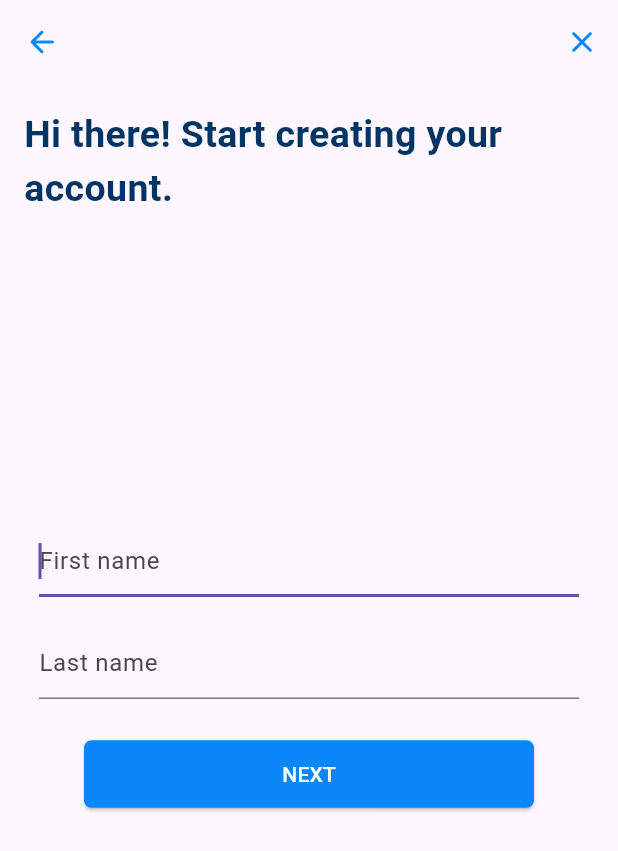
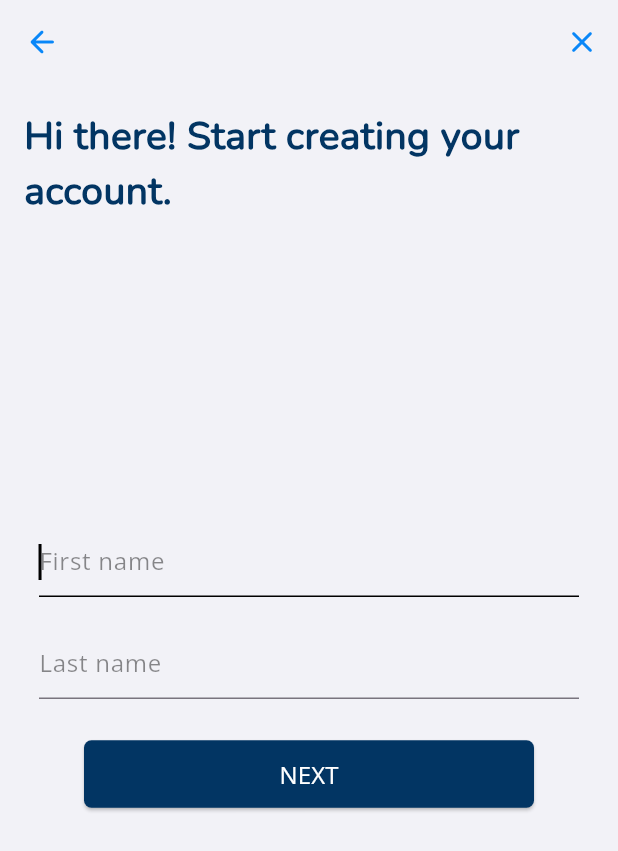
Before and after one commit to repsajanboy/real-state-property-app, a Flutter app: the SignupScreen screen opened by its route, on a phone screen of 412 x 824 dp. Shown: the top 851 px of the screen. Run offline on Flutter 3.47's test engine with Material 3 defaults, Android fonts, the phone set to English and light mode, and no system bars; our stand-ins replace equatable, flutter_bloc, introduction_screen; network calls fail.

Commit message:
signup screen refactor and text styles and background color

```diff
--- a/lib/presentation/login/view/login_screen.dart
+++ b/lib/presentation/login/view/login_screen.dart
@@ -2,6 +2,7 @@ import 'package:flutter/gestures.dart';
 import 'package:flutter/material.dart';
 import 'package:real_state_property/routing/app_router_names.dart';
 import 'package:real_state_property/styles/app_images.dart';
+import 'package:real_state_property/styles/colors.dart';
 import 'package:real_state_property/styles/text_styles.dart';
 
 import 'widgets/divider_widget.dart';
@@ -13,6 +14,7 @@ class LoginScreen extends StatelessWidget {
   @override
   Widget build(BuildContext context) {
     return Scaffold(
+      backgroundColor: AppColors.mainBgColor,
       body: Stack(
         children: [
           _buildLoginScreenBackground(),
@@ -71,7 +73,7 @@ class LoginScreen extends StatelessWidget {
         shape: const RoundedRectangleBorder(
           borderRadius: BorderRadius.all(Radius.circular(5)),
         ),
-        backgroundColor: Color(0xff0987f8),
+        backgroundColor: AppColors.mainColor,
         foregroundColor: Colors.white,
       ),
       child: Text(
--- a/lib/presentation/login/view/login_screen_with_emai_screen.dart
+++ b/lib/presentation/login/view/login_screen_with_emai_screen.dart
@@ -2,6 +2,7 @@ import 'package:flutter/gestures.dart';
 import 'package:flutter/material.dart';
 import 'package:real_state_property/routing/app_router_names.dart';
 import 'package:real_state_property/styles/app_images.dart';
+import 'package:real_state_property/styles/colors.dart';
 import 'package:real_state_property/styles/text_styles.dart';
 
 import 'widgets/divider_widget.dart';
@@ -15,9 +16,10 @@ class LoginScreenWithEmaiScreen extends StatelessWidget {
   @override
   Widget build(BuildContext context) {
     return Scaffold(
+      backgroundColor: AppColors.mainBgColor,
       appBar: AppBar(
         elevation: 0.0,
-        backgroundColor: Colors.transparent,
+        backgroundColor: AppColors.mainBgColor,
         automaticallyImplyLeading: false,
         actions: [
           IconButton(
--- a/lib/presentation/login/view/widgets/login_button_widget.dart
+++ b/lib/presentation/login/view/widgets/login_button_widget.dart
@@ -1,5 +1,6 @@
 import 'package:flutter/material.dart';
 import 'package:real_state_property/routing/app_router_names.dart';
+import 'package:real_state_property/styles/colors.dart';
 import 'package:real_state_property/styles/text_styles.dart';
 
 Widget buildLoginButton(BuildContext context) {
@@ -14,7 +15,7 @@ Widget buildLoginButton(BuildContext context) {
         shape: const RoundedRectangleBorder(
           borderRadius: BorderRadius.all(Radius.circular(5)),
         ),
-        backgroundColor: Color(0xff0987f8),
+        backgroundColor: AppColors.mainColor,
         foregroundColor: Colors.white,
       ),
       child: Text(
--- a/lib/presentation/signup/view/signup_screen.dart
+++ b/lib/presentation/signup/view/signup_screen.dart
@@ -1,5 +1,9 @@
 import 'package:flutter/material.dart';
-import 'package:real_state_property/routing/app_router_names.dart';
+import 'package:real_state_property/styles/colors.dart';
+
+import 'widgets/email_input_page.dart';
+import 'widgets/first_last_name_page.dart';
+import 'widgets/password_input_page.dart';
 
 class SignupScreen extends StatelessWidget {
   SignupScreen({super.key});
@@ -10,7 +14,9 @@ class SignupScreen extends StatelessWidget {
   @override
   Widget build(BuildContext context) {
     return Scaffold(
+      backgroundColor: AppColors.mainBgColor,
       appBar: AppBar(
+        backgroundColor: AppColors.mainBgColor,
         leading: IconButton(
           onPressed: () {
             if (_controller.page == 0) {
@@ -42,180 +48,9 @@ class SignupScreen extends StatelessWidget {
       body: PageView(
         controller: _controller,
         children: [
-          _firstAndLastNamePage(),
-          _emailInputPage(),
-          _passwordInputPage(context),
-        ],
-      ),
-    );
-  }
-
-  Widget _firstAndLastNamePage() {
-    return Container(
-      margin: EdgeInsets.all(16.0),
-      child: Stack(
-        children: [
-          Column(
-            crossAxisAlignment: CrossAxisAlignment.start,
-            children: [
-              Text(
-                "Hi there! Start creating your account.",
-                style: TextStyle(
-                  color: Color(0xff023563),
-                  fontSize: 25,
-                  fontWeight: FontWeight.bold,
-                ),
-              ),
-            ],
-          ),
-          Column(
-            mainAxisAlignment: MainAxisAlignment.center,
-            children: [
-              Container(
-                margin: EdgeInsets.all(10.0),
-                child: TextFormField(
-                  autofocus: true,
-                  textInputAction: TextInputAction.next,
-                  decoration: InputDecoration(
-                    hintText: "First name",
-                    hintMaxLines: 1,
-                  ),
-                ),
-              ),
-              Container(
-                margin: EdgeInsets.all(10.0),
-                child: TextFormField(
-                  textInputAction: TextInputAction.next,
-                  decoration: InputDecoration(
-                    hintText: "Last name",
-                    hintMaxLines: 1,
-                  ),
-                ),
-              ),
-              SizedBox(height: 16.0),
-              ElevatedButton(
-                onPressed: () {
-                  _controller.nextPage(
-                    duration: Duration(milliseconds: 200),
-                    curve: Curves.easeIn,
-                  );
-                },
-                style: ElevatedButton.styleFrom(
-                    minimumSize: Size(300, 45),
-                    shape: const RoundedRectangleBorder(
-                      borderRadius: BorderRadius.all(Radius.circular(5)),
-                    ),
-                    backgroundColor: Color.fromARGB(255, 9, 135, 248),
-                    foregroundColor: Colors.white),
-                child: Text("NEXT"),
-              ),
-            ],
-          )
-        ],
-      ),
-    );
-  }
-
-  Widget _emailInputPage() {
-    return Container(
-      margin: EdgeInsets.all(16.0),
-      child: Stack(
-        children: [
-          Text(
-            "What's your email address?",
-            style: TextStyle(
-              color: Color(0xff023563),
-              fontSize: 25.0,
-              fontWeight: FontWeight.bold,
-            ),
-          ),
-          Column(
-            mainAxisAlignment: MainAxisAlignment.center,
-            children: [
-              Container(
-                margin: EdgeInsets.all(10),
-                child: TextFormField(
-                  autofocus: true,
-                  decoration: InputDecoration(
-                    hintText: 'you@example.com',
-                    hintMaxLines: 1,
-                  ),
-                ),
-              ),
-              SizedBox(height: 16.0),
-              ElevatedButton(
-                onPressed: () {
-                  _controller.nextPage(
-                    duration: Duration(milliseconds: 200),
-                    curve: Curves.easeIn,
-                  );
-                },
-                style: ElevatedButton.styleFrom(
-                  minimumSize: Size(300, 45),
-                  shape: const RoundedRectangleBorder(
-                    borderRadius: BorderRadius.all(
-                      Radius.circular(5),
-                    ),
-                  ),
-                  backgroundColor: Color.fromARGB(255, 9, 135, 248),
-                  foregroundColor: Colors.white,
-                ),
-                child: Text("NEXT"),
-              ),
-            ],
-          )
-        ],
-      ),
-    );
-  }
-
-  Widget _passwordInputPage(BuildContext context) {
-    return Container(
-      margin: EdgeInsets.all(16),
-      child: Stack(
-        children: [
-          Text(
-            "Now secure it with password",
-            style: TextStyle(
-              color: Color(0xff023563),
-              fontSize: 25.0,
-              fontWeight: FontWeight.bold,
-            ),
-          ),
-          Column(
-            mainAxisAlignment: MainAxisAlignment.center,
-            children: [
-              Container(
-                margin: EdgeInsets.all(10),
-                child: TextFormField(
-                  autofocus: true,
-                  decoration: InputDecoration(
-                    hintText: "Your password",
-                    hintMaxLines: 1,
-                  ),
-                ),
-              ),
-              SizedBox(height: 16.0),
-              ElevatedButton(
-                onPressed: () {
-                  Navigator.pushNamed(context, RouteNames.menu);
-                },
-                style: ElevatedButton.styleFrom(
-                  minimumSize: Size(300, 45),
-                  shape: const RoundedRectangleBorder(
-                    borderRadius: BorderRadius.all(
-                      Radius.circular(5),
-                    ),
-                  ),
-                  backgroundColor: Color.fromARGB(255, 9, 135, 248),
-                  foregroundColor: Colors.white,
-                ),
-                child: Text(
-                  "SUBMIT",
-                ),
-              ),
-            ],
-          )
+          firstAndLastNamePage(_controller),
+          emailInputPage(_controller),
+          passwordInputPage(context),
         ],
       ),
     );
--- /dev/null
+++ b/lib/presentation/signup/view/widgets/email_input_page.dart
@@ -0,0 +1,59 @@
+import 'package:flutter/material.dart';
+import 'package:real_state_property/styles/colors.dart';
+import 'package:real_state_property/styles/text_styles.dart';
+
+Widget emailInputPage(PageController controller) {
+  return Container(
+    margin: EdgeInsets.all(16.0),
+    child: Stack(
+      children: [
+        Text("What's your email address?", style: AppTextStyle.signupTitleText),
+        Column(
+          mainAxisAlignment: MainAxisAlignment.center,
+          children: [
+            Container(
+              margin: EdgeInsets.all(10),
+              child: TextFormField(
+                cursorColor: Colors.black,
+                autofocus: true,
+                decoration: InputDecoration(
+                  hintText: 'you@example.com',
+                  hintStyle: AppTextStyle.signupHintText,
+                  hintMaxLines: 1,
+                  focusedBorder: UnderlineInputBorder(
+                    borderSide: BorderSide(
+                      color: Colors.black,
+                    ),
+                  ),
+                ),
+              ),
+            ),
+            SizedBox(height: 16.0),
+            ElevatedButton(
+              onPressed: () {
+                controller.nextPage(
+                  duration: Duration(milliseconds: 200),
+                  curve: Curves.easeIn,
+                );
+              },
+              style: ElevatedButton.styleFrom(
+                minimumSize: Size(300, 45),
+                shape: const RoundedRectangleBorder(
+                  borderRadius: BorderRadius.all(
+                    Radius.circular(5),
+                  ),
+                ),
+                backgroundColor: AppColors.mainColor,
+                foregroundColor: Colors.white,
+              ),
+              child: Text(
+                "NEXT",
+                style: AppTextStyle.buttonText,
+              ),
+            ),
+          ],
+        )
+      ],
+    ),
+  );
+}
--- /dev/null
+++ b/lib/presentation/signup/view/widgets/first_last_name_page.dart
@@ -0,0 +1,83 @@
+import 'package:flutter/material.dart';
+import 'package:real_state_property/styles/colors.dart';
+import 'package:real_state_property/styles/text_styles.dart';
+
+Widget firstAndLastNamePage(PageController controller) {
+  return Container(
+    margin: EdgeInsets.all(16.0),
+    child: Stack(
+      children: [
+        Column(
+          crossAxisAlignment: CrossAxisAlignment.start,
+          children: [
+            Text(
+              "Hi there! Start creating your account.",
+              style: AppTextStyle.signupTitleText,
+            ),
+          ],
+        ),
+        Column(
+          mainAxisAlignment: MainAxisAlignment.center,
+          children: [
+            Container(
+              margin: EdgeInsets.all(10.0),
+              child: TextFormField(
+                autofocus: true,
+                textInputAction: TextInputAction.next,
+                cursorColor: Colors.black,
+                decoration: InputDecoration(
+                  hintText: "First name",
+                  hintStyle: AppTextStyle.signupHintText,
+                  hintMaxLines: 1,
+                  focusedBorder: UnderlineInputBorder(
+                    borderSide: BorderSide(
+                      color: Colors.black,
+                    ),
+                  ),
+                ),
+              ),
+            ),
+            Container(
+              margin: EdgeInsets.all(10.0),
+              child: TextFormField(
+                cursorColor: Colors.black,
+                textInputAction: TextInputAction.next,
+                decoration: InputDecoration(
+                  hintText: "Last name",
+                  hintStyle: AppTextStyle.signupHintText,
+                  hintMaxLines: 1,
+                  focusedBorder: UnderlineInputBorder(
+                    borderSide: BorderSide(
+                      color: Colors.black
+                    )
+                  )
+                ),
+              ),
+            ),
+            SizedBox(height: 16.0),
+            ElevatedButton(
+              onPressed: () {
+                controller.nextPage(
+                  duration: Duration(milliseconds: 200),
+                  curve: Curves.easeIn,
+                );
+              },
+              style: ElevatedButton.styleFrom(
+                minimumSize: Size(300, 45),
+                shape: const RoundedRectangleBorder(
+                  borderRadius: BorderRadius.all(Radius.circular(5)),
+                ),
+                backgroundColor: AppColors.mainColor,
+                foregroundColor: Colors.white,
+              ),
+              child: Text(
+                "NEXT",
+                style: AppTextStyle.buttonText,
+              ),
+            ),
+          ],
+        )
+      ],
+    ),
+  );
+}
--- /dev/null
+++ b/lib/presentation/signup/view/widgets/password_input_page.dart
@@ -0,0 +1,58 @@
+import 'package:flutter/material.dart';
+import 'package:real_state_property/routing/app_router_names.dart';
+import 'package:real_state_property/styles/colors.dart';
+import 'package:real_state_property/styles/text_styles.dart';
+
+Widget passwordInputPage(BuildContext context) {
+  return Container(
+    margin: EdgeInsets.all(16),
+    child: Stack(
+      children: [
+        Text("Now secure it with password",
+            style: AppTextStyle.signupTitleText),
+        Column(
+          mainAxisAlignment: MainAxisAlignment.center,
+          children: [
+            Container(
+              margin: EdgeInsets.all(10),
+              child: TextFormField(
+                cursorColor: Colors.black,
+                autofocus: true,
+                decoration: InputDecoration(
+                  hintText: "Your password",
+                  hintStyle: AppTextStyle.signupHintText,
+                  hintMaxLines: 1,
+                  focusedBorder: UnderlineInputBorder(
+                    borderSide: BorderSide(
+                      color: Colors.black,
+                    ),
+                  ),
+                ),
+              ),
+            ),
+            SizedBox(height: 16.0),
+            ElevatedButton(
+              onPressed: () {
+                Navigator.pushNamed(context, RouteNames.menu);
+              },
+              style: ElevatedButton.styleFrom(
+                minimumSize: Size(300, 45),
+                shape: const RoundedRectangleBorder(
+                  borderRadius: BorderRadius.all(
+                    Radius.circular(5),
+                  ),
+                ),
+                backgroundColor: AppColors.mainColor,
+                foregroundColor: Colors.white,
+              ),
+              child: Text(
+                "SUBMIT",
+                style: AppTextStyle.buttonText,
+              ),
+            ),
+          ],
+        )
+      ],
+    ),
+  );
+}
--- a/lib/styles/colors.dart
+++ b/lib/styles/colors.dart
@@ -3,5 +3,8 @@ import 'dart:ui';
 class AppColors {
   //main color
   static const mainColor = Color(0xff023563);
-  static const mainBgColor = Color(0xffE2E9E4);
+  static const mainBgColor = Color(0xfff2f2f7);
+
+  //button color
+  static const prevButtonColor = Color(0xff0987f8);
 }
--- a/lib/styles/text_styles.dart
+++ b/lib/styles/text_styles.dart
@@ -32,6 +32,19 @@ class AppTextStyle {
     color: Colors.black45
   );
 
+    static const TextStyle signupTitleText = TextStyle(
+    fontFamily: 'Nunito',
+    fontSize: 26.0,
+    fontWeight: FontWeight.bold,
+    color: AppColors.mainColor,
+  );
+
+   static const TextStyle signupHintText = TextStyle(
+    fontFamily: 'Open Sans',
+    fontSize: 16.0,
+    color: Colors.black45
+  );
+
   static const TextStyle bodyText = TextStyle(
     fontFamily: 'Open Sans',
     color: Colors.black,
```
